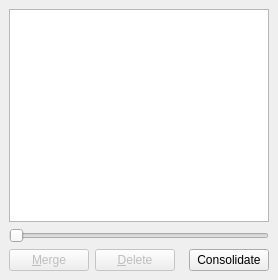
Above: gui/docks/labeldock.ui from gerbilvis/gerbil before the change. Below: the same form after it.
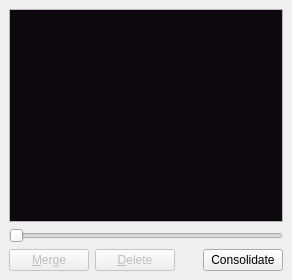
That is the form after the change.

Commit message: enforce dark background to label icon view for better readability

Patch:
```diff
--- a/gui/docks/labeldock.ui
+++ b/gui/docks/labeldock.ui
@@ -6,7 +6,7 @@
    <rect>
     <x>0</x>
     <y>0</y>
-    <width>278</width>
+    <width>292</width>
     <height>280</height>
    </rect>
   </property>
@@ -17,6 +17,70 @@
    <layout class="QGridLayout" name="gridLayout">
     <item row="0" column="0">
      <widget class="QListView" name="labelView">
+      <property name="palette">
+       <palette>
+        <active>
+         <colorrole role="Text">
+          <brush brushstyle="SolidPattern">
+           <color alpha="255">
+            <red>255</red>
+            <green>255</green>
+            <blue>255</blue>
+           </color>
+          </brush>
+         </colorrole>
+         <colorrole role="Base">
+          <brush brushstyle="SolidPattern">
+           <color alpha="255">
+            <red>15</red>
+            <green>7</green>
+            <blue>15</blue>
+           </color>
+          </brush>
+         </colorrole>
+        </active>
+        <inactive>
+         <colorrole role="Text">
+          <brush brushstyle="SolidPattern">
+           <color alpha="255">
+            <red>255</red>
+            <green>255</green>
+            <blue>255</blue>
+           </color>
+          </brush>
+         </colorrole>
+         <colorrole role="Base">
+          <brush brushstyle="SolidPattern">
+           <color alpha="255">
+            <red>15</red>
+            <green>7</green>
+            <blue>15</blue>
+           </color>
+          </brush>
+         </colorrole>
+        </inactive>
+        <disabled>
+         <colorrole role="Text">
+          <brush brushstyle="SolidPattern">
+           <color alpha="255">
+            <red>126</red>
+            <green>126</green>
+            <blue>126</blue>
+           </color>
+          </brush>
+         </colorrole>
+         <colorrole role="Base">
+          <brush brushstyle="SolidPattern">
+           <color alpha="255">
+            <red>252</red>
+            <green>252</green>
+            <blue>252</blue>
+           </color>
+          </brush>
+         </colorrole>
+        </disabled>
+       </palette>
+      </property>
       <property name="mouseTracking">
        <bool>true</bool>
       </property>
```
The commit also changes 1 other file.
